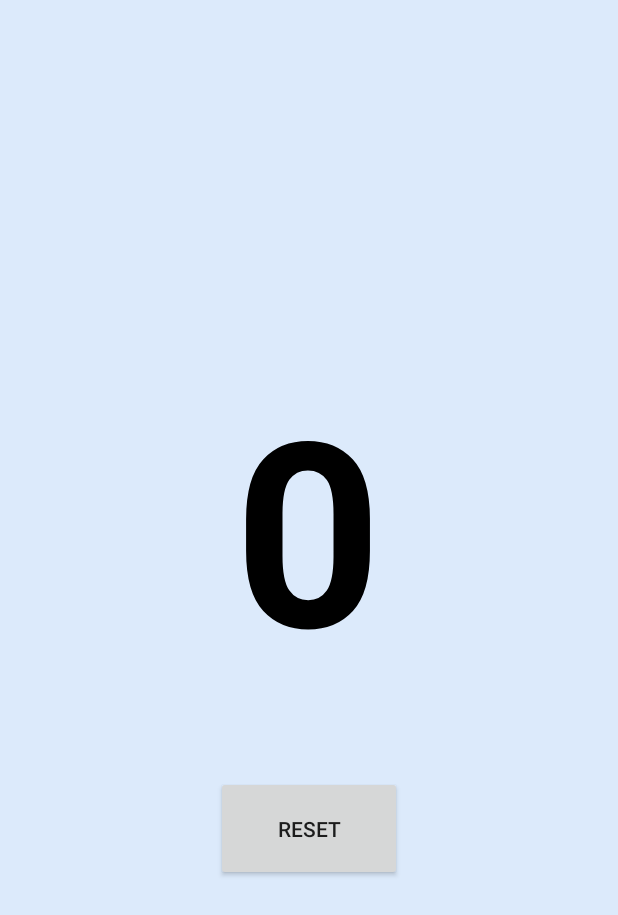
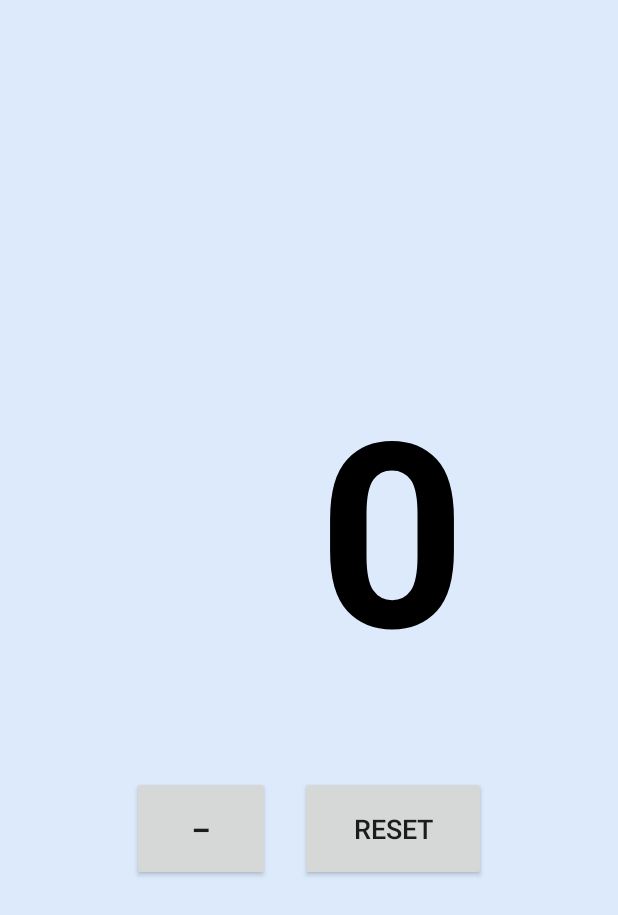
Before and after one commit to garychid/Knit-Count, an Android app: the screen it shows after launch (MainActivity), on a phone screen of 412 x 824 dp. Shown: the top 915 px of the screen. Run offline under Robolectric (Android 15) with nearby library versions, the phone set to English and light mode, and no system bars.

Commit message:
added decrement - button- it works

```diff
--- a/app/src/main/java/com/spartasoap/knitcount/MainActivity.kt
+++ b/app/src/main/java/com/spartasoap/knitcount/MainActivity.kt
@@ -29,39 +29,41 @@ class MainActivity : AppCompatActivity() {
         counterTextView = findViewById(R.id.counterTextView)
         val rootLayout = findViewById<RelativeLayout>(R.id.rootLayout)
         val resetButton = findViewById<Button>(R.id.resetButton)
-        // To replace the background image (R.drawable.background_image) with a color you can choose in code,
-        // just remove the image line and use setBackgroundColor() instead.
-        // 🎨 Set background COLOR instead of image
-        // You can use a named color, Color.RED, or custom hex:
+        val decrementButton = findViewById<Button>(R.id.decrementButton)
+
         rootLayout.setBackgroundColor(Color.parseColor("#DCEAFB")) // soft blue
-        // Example alternatives:
-        // rootLayout.setBackgroundColor(Color.LTGRAY)
-        // rootLayout.setBackgroundColor(Color.parseColor("#FFF3E0")) // warm cream
 
         toneGenerator = ToneGenerator(AudioManager.STREAM_MUSIC, 100)
-
         val prefs = getSharedPreferences("KnitCountPrefs", Context.MODE_PRIVATE)
 
-        // Load saved counter value
+        // Load saved counter
         counter = prefs.getInt("counterValue", 0)
         updateCounter()
         Toast.makeText(this, "Restored count: $counter", Toast.LENGTH_SHORT).show()
 
-        // Tap anywhere to increase counter
+        // Tap to increase
         rootLayout.setOnTouchListener { _, event ->
             if (event.action == MotionEvent.ACTION_DOWN) {
                 counter++
                 updateCounter()
                 prefs.edit().putInt("counterValue", counter).apply()
-
-                // Beep
-                toneGenerator.startTone(ToneGenerator.TONE_PROP_BEEP, 400)
-
-                // Animation
+                toneGenerator.startTone(ToneGenerator.TONE_PROP_BEEP, 150)
                 animateCounter()
                 true
+            } else false
+        }
+
+        // Decrement button
+        decrementButton.setOnClickListener {
+            if (counter > 0) {
+                counter--
+                updateCounter()
+                prefs.edit().putInt("counterValue", counter).apply()
+                toneGenerator.startTone(ToneGenerator.TONE_PROP_BEEP, 100)
+                animateCounter()
             } else {
-                false
+                toneGenerator.startTone(ToneGenerator.TONE_PROP_NACK, 100)
+                Toast.makeText(this, "Already at zero", Toast.LENGTH_SHORT).show()
             }
         }
 
@@ -70,19 +72,16 @@ class MainActivity : AppCompatActivity() {
             counter = 0
             updateCounter()
             prefs.edit().putInt("counterValue", counter).apply()
-
             toneGenerator.startTone(ToneGenerator.TONE_PROP_BEEP2, 10)
-
-            // Animate on reset
             animateCounter()
         }
     }
 
     private fun updateCounter() {
         counterTextView.text = counter.toString()
-        counterTextView.setTextColor(Color.BLACK) // solid black text
+        counterTextView.setTextColor(Color.BLACK)
     }
-        // code below causes numbers to expand deflate - animation
+
     private fun animateCounter() {
         val scaleAnimation = ScaleAnimation(
             1.0f, 1.3f,
--- a/app/src/main/res/layout/activity_main.xml
+++ b/app/src/main/res/layout/activity_main.xml
@@ -5,6 +5,7 @@
     android:gravity="center"
     android:padding="32dp">
 
+    <!-- Counter display -->
     <TextView
         android:id="@+id/counterTextView"
         android:layout_width="wrap_content"
@@ -14,14 +15,27 @@
         android:textSize="172sp"
         android:textStyle="bold" />
 
+    <!-- Decrement button -->
+    <Button
+        android:id="@+id/decrementButton"
+        android:layout_width="124dp"
+        android:layout_height="70dp"
+        android:text="−"
+        android:textSize="24sp"
+        android:layout_below="@id/counterTextView"
+        android:layout_toStartOf="@id/resetButton"
+        android:layout_marginEnd="20dp"
+        android:layout_marginTop="40dp" />
 
+    <!-- Reset button -->
     <Button
         android:id="@+id/resetButton"
         android:layout_width="124dp"
         android:layout_height="70dp"
+        android:text="Reset"
+        android:textSize="18sp"
         android:layout_below="@id/counterTextView"
         android:layout_centerHorizontal="true"
-        android:layout_marginTop="40dp"
-        android:text="Reset" />
+        android:layout_marginTop="40dp" />
 
 </RelativeLayout>
```
